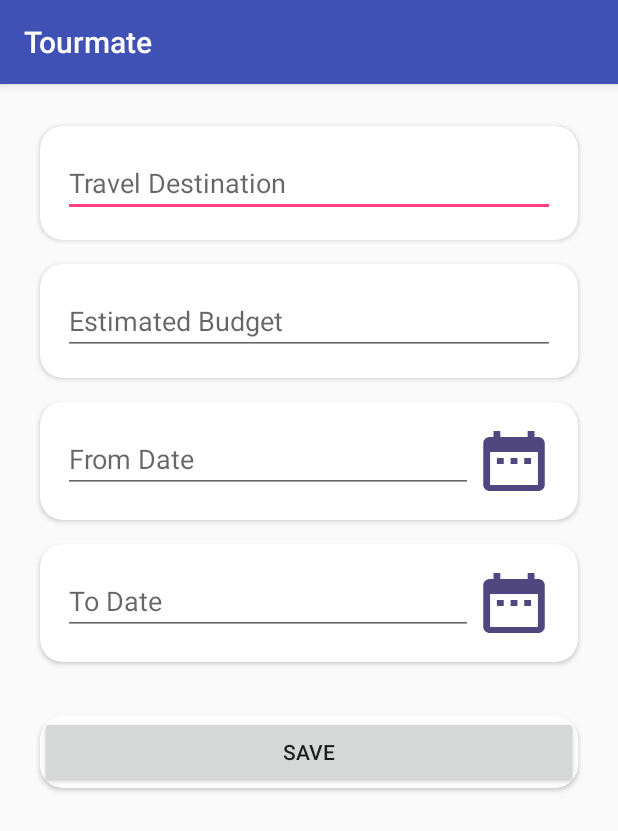
After one commit to rudroanik/Tourmate, an Android app: the fragment AddEventFragment shown on its own in the app's theme, on a phone screen of 412 x 824 dp. The commit adds this screen. Shown: the top 831 px of the screen. Run offline under Robolectric (Android 15) with nearby library versions, the phone set to English and light mode, and no system bars.

Commit message:
I have added add_event_layout view_event_layout

```diff
--- a/app/build.gradle
+++ b/app/build.gradle
@@ -34,6 +34,7 @@ dependencies {
     implementation 'com.android.support:design:27.1.1'
     implementation 'de.hdodenhof:circleimageview:2.2.0'
     implementation 'com.android.support:cardview-v7:27.1.1'
+    implementation 'com.android.support:recyclerview-v7:27.1.1'
 }
 
 apply plugin: 'com.google.gms.google-services'
--- /dev/null
+++ b/app/src/main/java/com/tourmate/com/tourmate/AddEventFragment.java
@@ -0,0 +1,24 @@
+package com.tourmate.com.tourmate;
+
+import android.os.Bundle;
+import android.support.annotation.NonNull;
+import android.support.annotation.Nullable;
+import android.support.v4.app.Fragment;
+import android.view.LayoutInflater;
+import android.view.View;
+import android.view.ViewGroup;
+
+public class AddEventFragment extends Fragment {
+    @Nullable
+    @Override
+    public View onCreateView(@NonNull LayoutInflater inflater, @Nullable ViewGroup container, @Nullable Bundle savedInstanceState) {
+        View v = inflater.inflate(R.layout.add_travel_event_layout,container,false);
+
+        return v;
+    }
+
+    @Override
+    public void onViewCreated(@NonNull View view, @Nullable Bundle savedInstanceState) {
+        super.onViewCreated(view, savedInstanceState);
+    }
+}
--- a/app/src/main/java/com/tourmate/com/tourmate/HomeFragment.java
+++ b/app/src/main/java/com/tourmate/com/tourmate/HomeFragment.java
@@ -14,13 +14,14 @@ import android.widget.Toast;
 
 public class HomeFragment extends Fragment {
 
-    ImageView mlocation_imageview;
+    ImageView mCreateEvent, mlocation_imageview;
 
     @Override
     public View onCreateView( LayoutInflater inflater, ViewGroup container,
                               Bundle savedInstanceState ) {
         // Inflate the layout for this fragment
         View v= inflater.inflate(R.layout.fragment_home, container, false);
+        mCreateEvent = v.findViewById((R.id.event_imageview));
         mlocation_imageview = v.findViewById(R.id.location_imageview);
 
         mlocation_imageview.setOnClickListener(new View.OnClickListener() {
@@ -30,6 +31,14 @@ public class HomeFragment extends Fragment {
                 startActivity(intent);
             }
         });
+
+        mCreateEvent.setOnClickListener(new View.OnClickListener() {
+            @Override
+            public void onClick(View v) {
+
+            }
+        });
+
         return v;
     }
 
--- /dev/null
+++ b/app/src/main/res/drawable/ic_date_range_black_24dp.xml
@@ -0,0 +1,5 @@
+<vector android:height="24dp" android:tint="#504780"
+    android:viewportHeight="24.0" android:viewportWidth="24.0"
+    android:width="24dp" xmlns:android="http://schemas.android.com/apk/res/android">
+    <path android:fillColor="#FF000000" android:pathData="M9,11L7,11v2h2v-2zM13,11h-2v2h2v-2zM17,11h-2v2h2v-2zM19,4h-1L18,2h-2v2L8,4L8,2L6,2v2L5,4c-1.11,0 -1.99,0.9 -1.99,2L3,20c0,1.1 0.89,2 2,2h14c1.1,0 2,-0.9 2,-2L21,6c0,-1.1 -0.9,-2 -2,-2zM19,20L5,20L5,9h14v11z"/>
+</vector>
--- /dev/null
+++ b/app/src/main/res/layout/add_travel_event_layout.xml
@@ -0,0 +1,116 @@
+<?xml version="1.0" encoding="utf-8"?>
+<LinearLayout xmlns:android="http://schemas.android.com/apk/res/android"
+    xmlns:app="http://schemas.android.com/apk/res-auto"
+    android:orientation="vertical"
+    android:layout_width="match_parent"
+    android:layout_height="match_parent">
+    <ScrollView
+        android:layout_width="match_parent"
+        android:layout_height="wrap_content">
+        <LinearLayout
+            android:layout_width="match_parent"
+            android:layout_height="wrap_content"
+            android:orientation="vertical"
+            android:padding="20dp">
+            <android.support.v7.widget.CardView
+                android:layout_width="match_parent"
+                android:layout_height="wrap_content"
+                app:cardCornerRadius="15dp"
+                app:contentPadding="15dp"
+                app:cardUseCompatPadding="true">
+                <EditText
+                    android:id="@+id/et_travel_destination"
+                    android:hint="Travel Destination"
+                    android:layout_width="match_parent"
+                    android:layout_height="wrap_content" />
+
+            </android.support.v7.widget.CardView>
+            <android.support.v7.widget.CardView
+                android:layout_width="match_parent"
+                android:layout_height="wrap_content"
+                app:cardCornerRadius="15dp"
+                app:contentPadding="15dp"
+                app:cardUseCompatPadding="true">
+                <EditText
+                    android:id="@+id/et_estimated_budget"
+                    android:hint="Estimated Budget"
+                    android:layout_width="match_parent"
+                    android:layout_height="wrap_content" />
+
+            </android.support.v7.widget.CardView>
+            <android.support.v7.widget.CardView
+                android:layout_width="match_parent"
+                android:layout_height="wrap_content"
+                app:cardCornerRadius="15dp"
+                app:contentPadding="15dp"
+                app:cardUseCompatPadding="true">
+                <LinearLayout
+                    android:layout_width="match_parent"
+                    android:layout_height="wrap_content"
+                    android:orientation="horizontal">
+                    <EditText
+                        android:layout_weight="5"
+                        android:id="@+id/et_from_date"
+                        android:hint="From Date"
+                        android:layout_width="0dp"
+                        android:layout_height="wrap_content" />
+                    <Button
+                        android:id="@+id/btn_from_date"
+                        android:layout_weight="1"
+                        android:layout_width="0dp"
+                        android:layout_height="wrap_content"
+                        android:background="@drawable/ic_date_range_black_24dp"/>
+                </LinearLayout>
+
+
+            </android.support.v7.widget.CardView>
+            <android.support.v7.widget.CardView
+                android:layout_width="match_parent"
+                android:layout_height="wrap_content"
+                app:cardCornerRadius="15dp"
+                app:contentPadding="15dp"
+                app:cardUseCompatPadding="true">
+                <LinearLayout
+                    android:layout_width="match_parent"
+                    android:layout_height="wrap_content"
+                    android:orientation="horizontal">
+                    <EditText
+                        android:layout_weight="5"
+                        android:id="@+id/et_to_date"
+                        android:hint="To Date"
+                        android:layout_width="0dp"
+                        android:layout_height="wrap_content" />
+                    <Button
+                        android:id="@+id/btn_to_date"
+                        android:layout_weight="1"
+                        android:layout_width="0dp"
+                        android:layout_height="wrap_content"
+                        android:background="@drawable/ic_date_range_black_24dp"/>
+                </LinearLayout>
+
+            </android.support.v7.widget.CardView>
+
+        </LinearLayout>
+    </ScrollView>
+    <android.support.v7.widget.CardView
+        android:layout_width="match_parent"
+        android:layout_height="wrap_content"
+        app:cardCornerRadius="15dp"
+        android:layout_marginHorizontal="20dp"
+        app:cardUseCompatPadding="true">
+        <Button
+            android:layout_width="match_parent"
+            android:layout_height="wrap_content"
+            android:id="@+id/btnEventSave"
+            android:text="Save"/>
+    </android.support.v7.widget.CardView>
+    <!--<Button-->
+        <!--android:layout_width="match_parent"-->
+        <!--android:layout_height="wrap_content"-->
+        <!--android:id="@+id/btnEventSave"-->
+        <!--android:text="Save"-->
+        <!--android:layout_margin="20dp"-->
+        <!--android:textAppearance="@style/Base.TextAppearance.AppCompat.Large"/>-->
+
+
+</LinearLayout>
--- /dev/null
+++ b/app/src/main/res/layout/view_event_layout.xml
@@ -0,0 +1,13 @@
+<?xml version="1.0" encoding="utf-8"?>
+<LinearLayout xmlns:android="http://schemas.android.com/apk/res/android"
+    android:orientation="vertical" android:layout_width="match_parent"
+    android:layout_height="match_parent">
+    <android.support.v7.widget.RecyclerView
+        android:id="@+id/rv_event_list"
+        android:scrollbars="vertical"
+        android:layout_width="match_parent"
+        android:layout_height="match_parent">
+
+    </android.support.v7.widget.RecyclerView>
+
+</LinearLayout>
```
